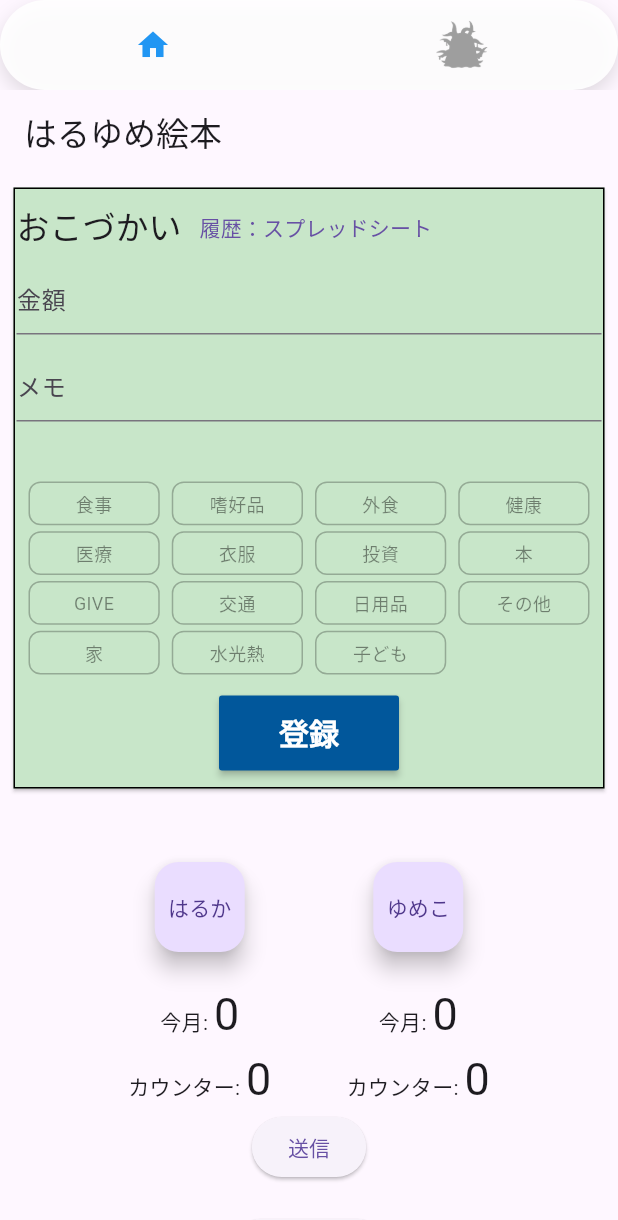
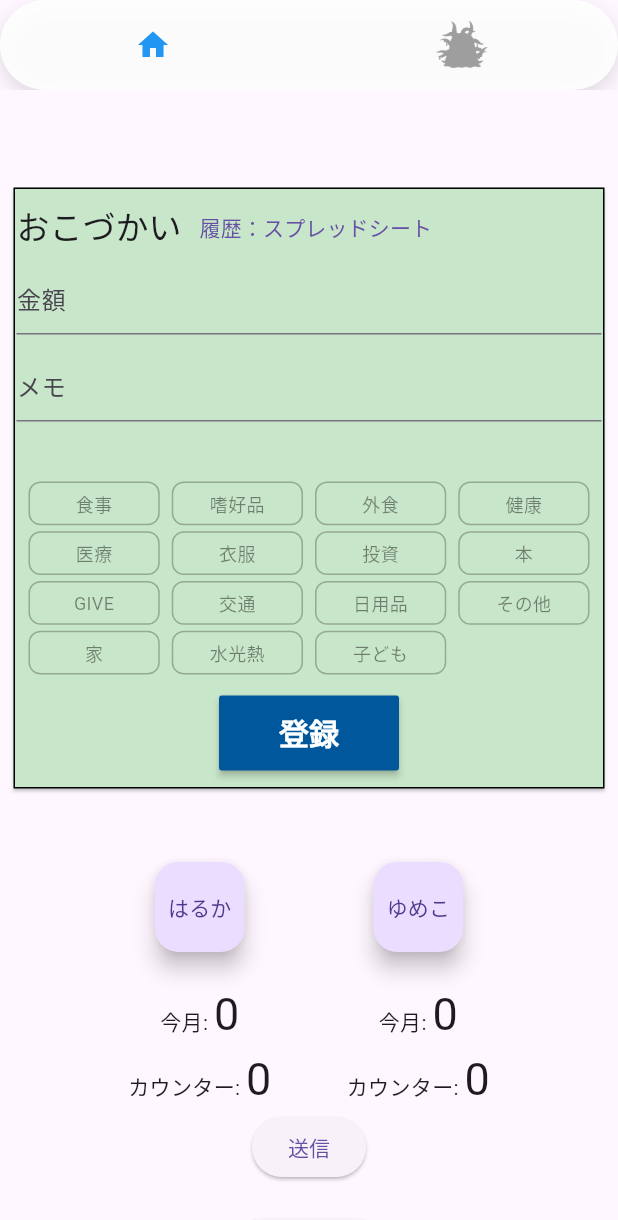
Before and after one commit to yoichiyy/haruyume2024, a Flutter app: the screen it shows after launch, on a phone screen of 412 x 824 dp. Shown: the top 1220 px of the screen. Run offline on Flutter 3.47's test engine with Material 3 defaults, Android fonts, the phone set to English and light mode, and no system bars; our stand-ins replace audioplayers, cloud_firestore, confetti, firebase_auth, firebase_core, shared_preferences and 1 more; accounts and stored records are empty; network calls fail.

```diff
--- a/lib/home_page.dart
+++ b/lib/home_page.dart
@@ -5,7 +5,6 @@ import 'package:myapp/models/home_page_state.dart';
 import 'package:myapp/services/api.dart';
 import 'package:myapp/settings/confetti.dart';
 import 'package:myapp/widgets/emotion_classifier_screen.dart';
-import 'package:myapp/widgets/home_card_child_bank.dart';
 import 'package:myapp/widgets/home_card_kakei.dart';
 
 class HomePage extends StatefulWidget {
@@ -185,8 +184,8 @@ class HomePageState extends State<HomePage> {
   Widget build(BuildContext context) {
     return Scaffold(
       appBar: AppBar(
-        title: const Text('はるゆめ絵本'),
-      ),
+          // title: const Text('はるゆめ絵本'),
+          ),
       body: GestureDetector(
         onTap: () => FocusManager.instance.primaryFocus?.unfocus(),
         behavior: HitTestBehavior.opaque,
@@ -485,22 +484,22 @@ class HomePageState extends State<HomePage> {
               ),
               const SizedBox(height: 20),
               //子ども銀行
-              HomeCardWidget(
-                title: "子ども",
-                color: const Color(0xFF00C0FF),
-                child: HomeCardChildBank(
-                  stateData: stateData,
-                  onIncrementHaruBonus: _incrementHaruBonus,
-                  onIncrementYumeBonus: _incrementYumeBonus,
-                  onIncrementHaruGinko: _incrementHaruGinko,
-                  onIncrementYumeGinko: _incrementYumeGinko,
-                  onIncrementMamaBonus: _incrementMamaBonus,
-                  onIncrementPapaBonus: _incrementPapaBonus,
-                  onIncrementMamaGinko: _incrementMamaGinko,
-                  onIncrementPapaGinko: _incrementPapaGinko,
-                  isAdult: false,
-                ),
-              ),
+              // HomeCardWidget(
+              //   title: "子ども",
+              //   color: const Color(0xFF00C0FF),
+              //   child: HomeCardChildBank(
+              //     stateData: stateData,
+              //     onIncrementHaruBonus: _incrementHaruBonus,
+              //     onIncrementYumeBonus: _incrementYumeBonus,
+              //     onIncrementHaruGinko: _incrementHaruGinko,
+              //     onIncrementYumeGinko: _incrementYumeGinko,
+              //     onIncrementMamaBonus: _incrementMamaBonus,
+              //     onIncrementPapaBonus: _incrementPapaBonus,
+              //     onIncrementMamaGinko: _incrementMamaGinko,
+              //     onIncrementPapaGinko: _incrementPapaGinko,
+              //     isAdult: false,
+              //   ),
+              // ),
               const SizedBox(height: 20),
               const EmotionClassifierScreen(),
 
```
